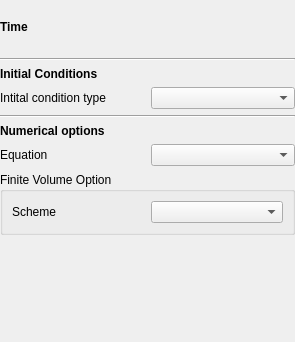
Old version of the form src/ui/simulationEngine/reostelemacsimulationeditwidget.ui in the repository vcloarec/ReosProject.
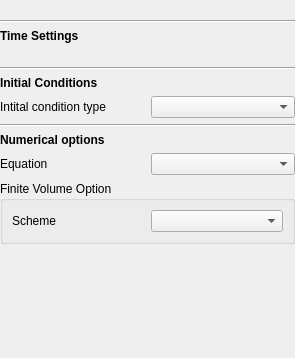
New version of the form. Icons and pictures are not drawn. Custom widgets are drawn as their Qt base class.

```diff
--- a/src/ui/simulationEngine/reostelemacsimulationeditwidget.ui
+++ b/src/ui/simulationEngine/reostelemacsimulationeditwidget.ui
@@ -7,7 +7,7 @@
     <x>0</x>
     <y>0</y>
     <width>295</width>
-    <height>342</height>
+    <height>358</height>
    </rect>
   </property>
   <property name="windowTitle">
@@ -43,7 +43,7 @@
         <x>0</x>
         <y>0</y>
         <width>295</width>
-        <height>342</height>
+        <height>358</height>
        </rect>
       </property>
       <layout class="QVBoxLayout" name="verticalLayout_3">
@@ -69,6 +69,13 @@
          </property>
         </widget>
        </item>
+       <item>
+        <widget class="Line" name="line_3">
+         <property name="orientation">
+          <enum>Qt::Horizontal</enum>
+         </property>
+        </widget>
+       </item>
        <item>
         <widget class="QLabel" name="label_3">
          <property name="font">
@@ -77,7 +84,7 @@
           </font>
          </property>
          <property name="text">
-          <string>Time</string>
+          <string>Time Settings</string>
          </property>
         </widget>
        </item>
```
